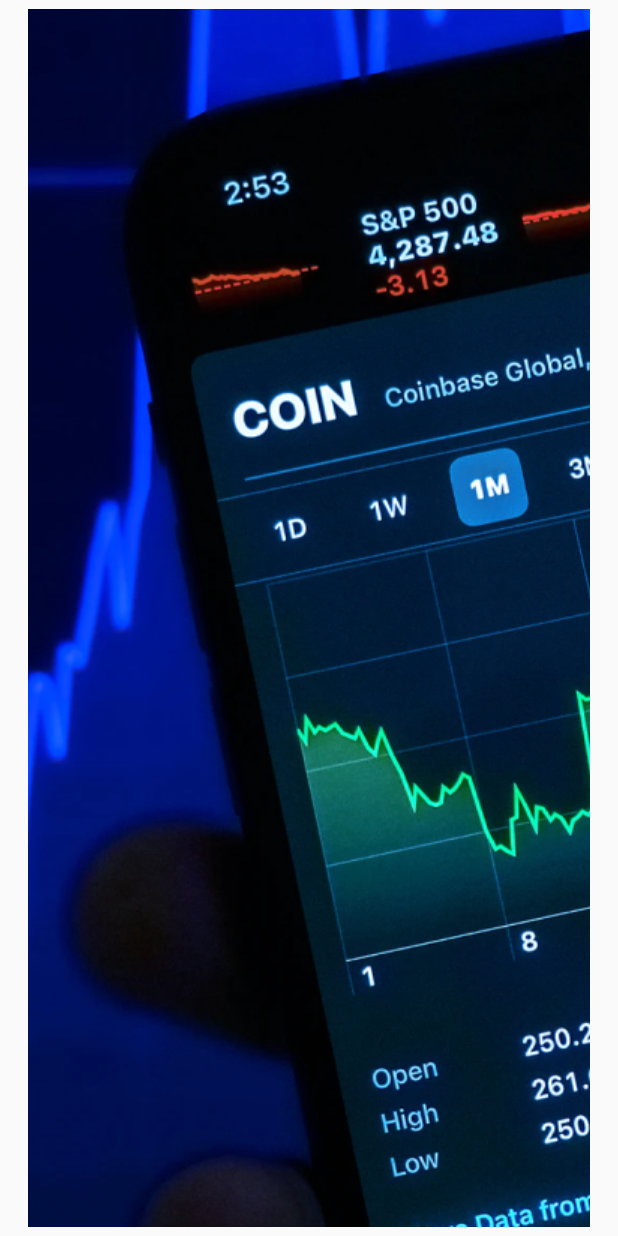
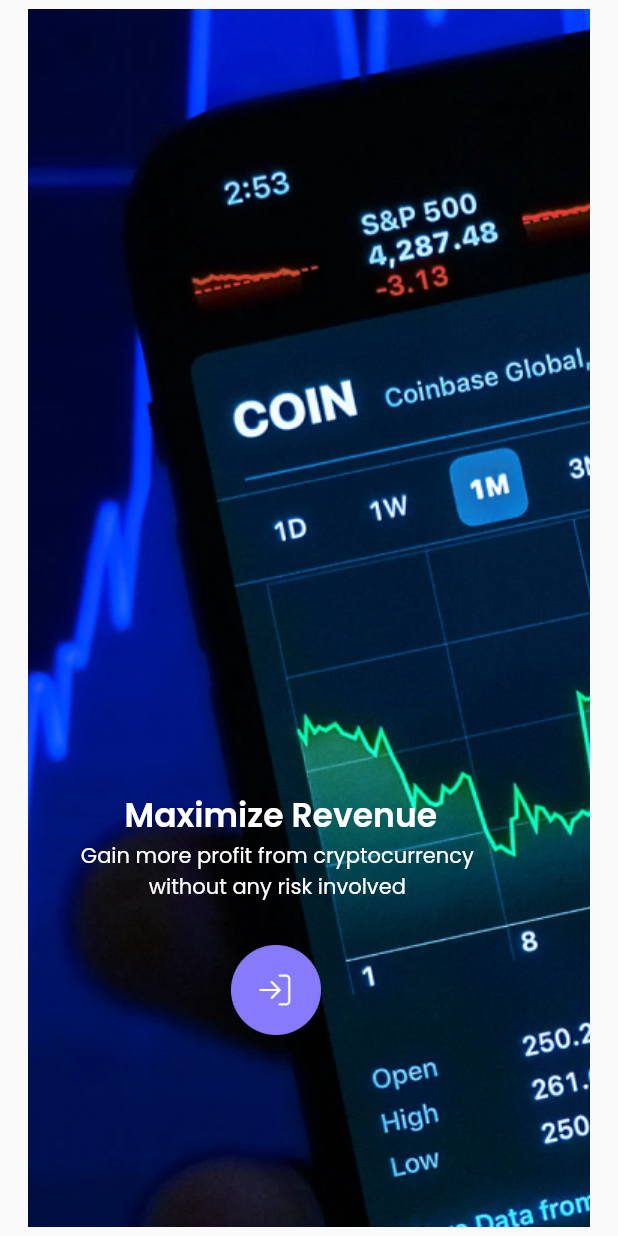
Before and after one commit to BagusRezky/flutter_application_1, a Flutter app: the screen it shows after launch, on a phone screen of 412 x 824 dp. Run offline on Flutter 3.47's test engine with Material 2 defaults, Android fonts, the phone set to English and light mode, and no system bars; our stand-ins replace google_fonts.

Commit message:
Update Word & Icon In Screen

```diff
--- a/lib/pages/first_started.dart
+++ b/lib/pages/first_started.dart
@@ -16,6 +16,36 @@ class FirstStarted extends StatelessWidget {
               ),
             ),
           ),
+          Padding(
+            padding: const EdgeInsets.only(top: 527.0, left: 83, right: 30),
+            child: Text(
+              'Maximize Revenue',
+              style: GoogleFonts.poppins(
+                color: Colors.white,
+                fontSize: 22,
+                fontWeight: FontWeight.w600,
+              ),
+            ),
+          ),
+          Padding(
+            padding: const EdgeInsets.only(top: 560.0, left: 52, right: 36),
+            child: Text(
+              'Gain more profit from cryptocurrency \nwithout any risk involved',
+              style: GoogleFonts.poppins(
+                color: Colors.white,
+                fontSize: 14,
+                fontWeight: FontWeight.w400,
+              ),
+              textAlign: TextAlign.center,
+            ),
+          ),
+          Padding(
+            padding: const EdgeInsets.only(top: 630.0, left: 154, right: 50),
+            child: Image.asset(
+              'assets/button.png',
+              width: 60,
+            ),
+          ),
         ],
       ),
     );
```
